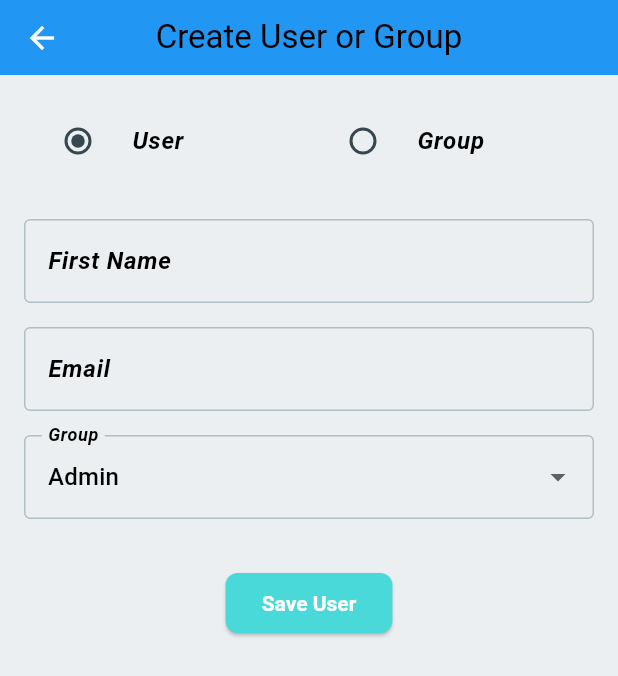
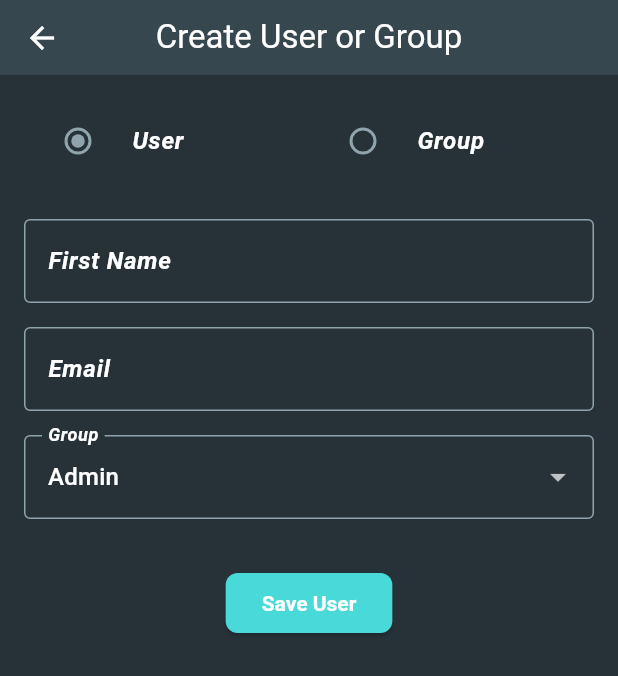
Before and after one commit to RegisSalesRA/flask_flutter, a Flutter app: the screen it shows after launch, after a tap on the "add" icon, on a phone screen of 412 x 824 dp. Shown: the top 676 px of the screen. Run offline on Flutter 3.47's test engine with Material 3 defaults, Android fonts, the phone set to English and light mode, and no system bars; our stand-ins replace bloc, equatable, flutter_bloc, get_it; network calls fail; Roboto replaces fonts that are missing (Rubik).

Commit message:
removendo consumer e alterar o thema deixar somente o dark

```diff
--- a/client/lib/application/pages/users/users_page.dart
+++ b/client/lib/application/pages/users/users_page.dart
@@ -4,8 +4,6 @@ import 'package:client/application/pages/users/widgets/appbar_widget.dart';
 import 'package:client/application/pages/users/widgets/form_update_widget.dart';
 import 'package:flutter/material.dart';
 import 'package:flutter_bloc/flutter_bloc.dart';
-import 'package:provider/provider.dart';
-import '../../core/services/theme_service.dart';
 
 class UserPageProvider extends StatefulWidget {
   const UserPageProvider({super.key});
@@ -30,12 +28,7 @@ class _UserPageState extends State<UserPageProvider> {
       appBar: AppBarWidget(
         themeData: themeData,
         title: "Flask Flutter Bloc",
-        widgetAction: Switch(
-          value: Provider.of<ThemeService>(context).isDarkModeOn,
-          onChanged: (_) {
-            Provider.of<ThemeService>(context, listen: false).toggleTheme();
-          },
-        ),
+        widgetAction: SizedBox(),
       ),
       body: SizedBox(
         height: MediaQuery.of(context).size.height,
--- a/client/lib/main.dart
+++ b/client/lib/main.dart
@@ -41,14 +41,12 @@ class MyApp extends StatelessWidget {
   const MyApp({super.key});
   @override
   Widget build(BuildContext context) {
-    return Consumer<ThemeService>(builder: (context, themeService, child) {
     return MaterialApp(
       debugShowCheckedModeBanner: false,
-        themeMode: themeService.isDarkModeOn ? ThemeMode.dark : ThemeMode.light,
+      themeMode: ThemeMode.dark,
       theme: AppTheme.lightTheme,
       darkTheme: AppTheme.darkTheme,
       home: UserPageProvider(),
     );
-    });
   }
 }
```
Lines whose indentation alone changed are shown as unchanged.
